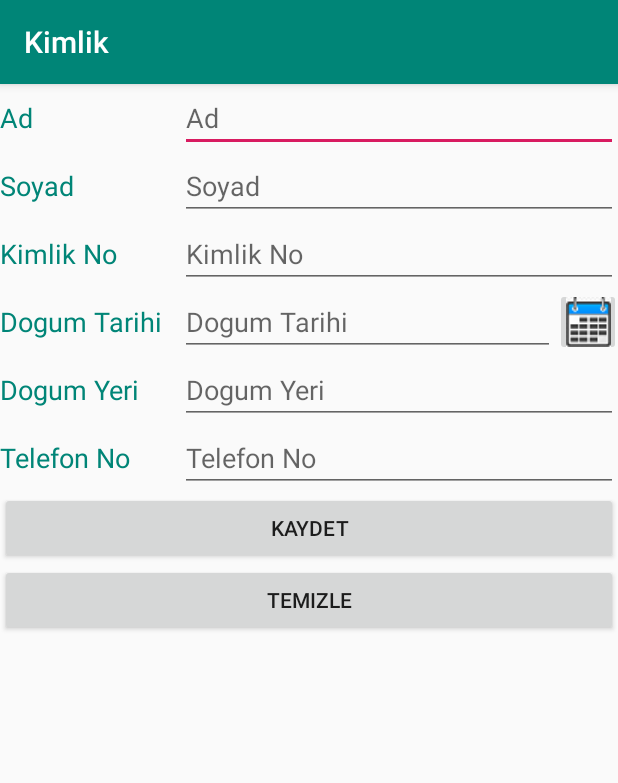
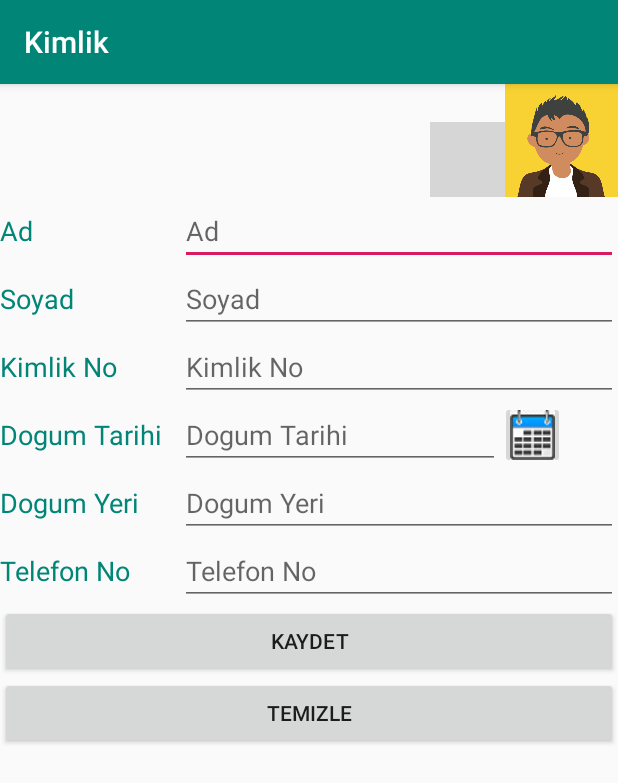
Before and after one commit to doguskukul/15011055_BilgilikMobilUygulama, an Android app: the screen it shows after launch (MainActivity), on a phone screen of 412 x 824 dp. Shown: the top 783 px of the screen. Run offline under Robolectric (Android 15) with nearby library versions, the light colour scheme and no system bars; grey boxes are pictures that could not be loaded.

```diff
--- a/app/src/main/java/com/example/deneme/sayfa2.java
+++ b/app/src/main/java/com/example/deneme/sayfa2.java
@@ -6,6 +6,7 @@ import android.net.Uri;
 import android.support.v4.content.ContextCompat;
 import android.support.v7.app.AppCompatActivity;
 import android.os.Bundle;
+import android.widget.ImageButton;
 import android.widget.TextView;
 import android.widget.Button;
 import android.view.View;
@@ -44,7 +45,7 @@ public class sayfa2 extends AppCompatActivity {
         int age=curYear-bYear;
         String age2 = String.valueOf(age);
         textViewYear.setText(age2);
-        Button buttonCall = (Button) this.findViewById(R.id.buttonCall_p2);
+        ImageButton buttonCall = (ImageButton) this.findViewById(R.id.buttonCall_p2);
         buttonCall.setOnClickListener(new View.OnClickListener(){
             public void onClick(View v){
                 Intent i2 = new Intent(Intent.ACTION_CALL);
--- a/app/src/main/res/layout/activity_main.xml
+++ b/app/src/main/res/layout/activity_main.xml
@@ -6,6 +6,32 @@
     android:layout_height="match_parent"
     android:orientation="vertical"
     tools:context=".MainActivity">
+
+    <LinearLayout
+        android:layout_width="wrap_content"
+        android:layout_height="wrap_content"
+        android:layout_gravity="right"
+        android:orientation="horizontal">
+
+        <ImageButton
+            android:id="@+id/chooseButton"
+            android:layout_width="50dp"
+            android:layout_height="50dp"
+            android:layout_gravity="bottom|right"
+            android:layout_weight="0"
+            android:onClick="chooseImage"
+            app:srcCompat="@drawable/gallery"
+            tools:srcCompat="@drawable/gallery" />
+
+        <ImageView
+            android:id="@+id/imagePhoto"
+            android:layout_width="75dp"
+            android:layout_height="75dp"
+            android:layout_weight="0"
+            app:srcCompat="@drawable/avatarr"
+            tools:srcCompat="@drawable/avatarr" />
+
+    </LinearLayout>
 
     <LinearLayout
         android:layout_width="match_parent"
@@ -98,7 +124,7 @@
 
         <EditText
             android:id="@+id/editDate"
-            android:layout_width="250dp"
+            android:layout_width="wrap_content"
             android:layout_height="wrap_content"
             android:layout_weight="0"
             android:autofillHints="@string/dogumtarihi"
@@ -108,7 +134,7 @@
 
         <ImageButton
             android:id="@+id/buttonCalendar"
-            android:layout_width="44dp"
+            android:layout_width="43dp"
             android:layout_height="match_parent"
             android:layout_weight="0"
             app:srcCompat="@drawable/calendar" />
```
Also changed, not shown: app/src/main/java/com/example/deneme/MainActivity.java (+35 -1 lines), app/src/main/res/layout/activity_sayfa2.xml (+16 -8 lines), app/src/main/res/drawable/avatarr.png (added), app/src/main/res/drawable/phone.png (added).
